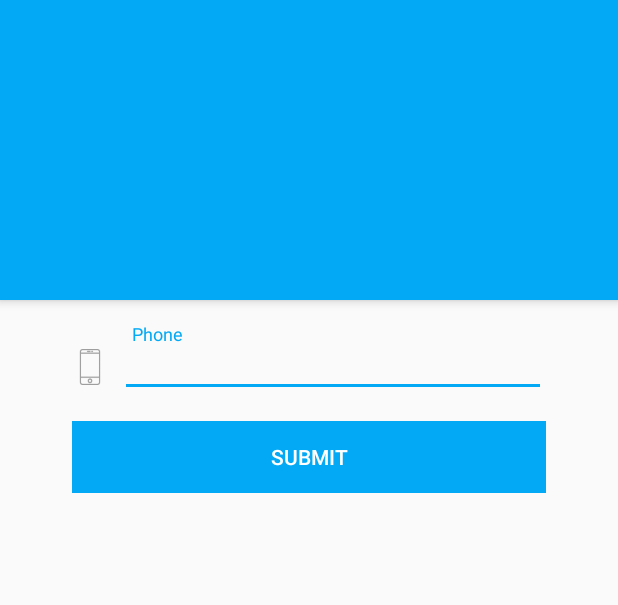
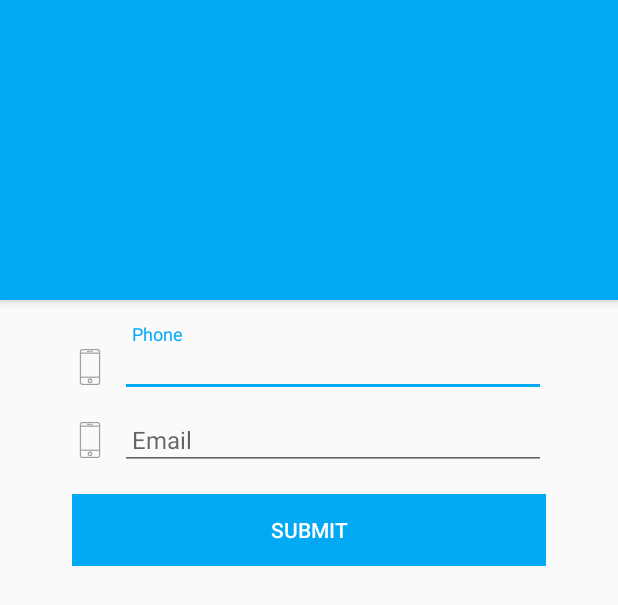
Before and after one commit to saurabhsinghola/SnapQATutor, an Android app: the layout activity_forgot_password.xml on its own in the app's theme, with its tools: preview values and no code run, on a phone screen of 412 x 824 dp. Shown: the top 605 px of the screen. Run offline under Robolectric (Android 15) with nearby library versions, the phone set to English and light mode, and no system bars.

Commit message:
change password and live session time fixed

```diff
--- a/app/src/main/java/in/co/snapqa/clientapp0903/interfaces/API.java
+++ b/app/src/main/java/in/co/snapqa/clientapp0903/interfaces/API.java
@@ -63,7 +63,7 @@ public interface API {
     @POST("users/forgotPassword")
     Call<ForgotPasswordResponse> forgotPassword(@Body ForgotPasswordRequest forgotPasswordRequest);
 
-    @POST("users/changePassword")
+    @POST("users/resetPassword")
     Call<ChangePasswordResponse> changePassword(@Body ChangePasswordRequest changePasswordRequest);
 
     @POST("users/otpVerified")
--- a/app/src/main/res/layout/activity_forgot_password.xml
+++ b/app/src/main/res/layout/activity_forgot_password.xml
@@ -66,9 +66,45 @@
 
                 </android.support.design.widget.TextInputLayout>
 
+
+
             </LinearLayout>
 
+            <LinearLayout
+                android:layout_width="match_parent"
+                android:layout_height="wrap_content"
+                android:orientation="horizontal"
+                android:layout_marginLeft="32dp"
+                android:layout_marginRight="32dp">
 
+                <ImageView
+                    android:layout_width="24dp"
+                    android:layout_height="24dp"
+                    android:layout_marginBottom="8dp"
+                    android:layout_gravity="bottom"
+                    android:layout_marginRight="8dp"
+                    android:src="@drawable/smartphone"/>
+
+                <android.support.design.widget.TextInputLayout
+                    android:id="@+id/input_layout_email"
+                    android:layout_width="match_parent"
+                    android:layout_height="wrap_content"
+                    >
+
+                    <EditText
+                        android:layout_width="match_parent"
+                        android:layout_height="wrap_content"
+                        android:hint="Email"
+                        android:id="@+id/forgto_password_email"
+                        android:maxLines="1"
+                        android:padding="8dp"
+                        android:textSize="16dp"/>
+
+                </android.support.design.widget.TextInputLayout>
+
+
+
+            </LinearLayout>
 
 
         </LinearLayout>
```
Also changed, not shown: app/src/main/java/in/co/snapqa/clientapp0903/ChangePasswordActivity.java (+17 -3 lines), app/src/main/java/in/co/snapqa/clientapp0903/ForgotPasswordActivity.java (+12 -1 lines), app/src/main/java/in/co/snapqa/clientapp0903/adapters/ScheduledDeadlineSessionRecyclerViewAdapter.java (+13 -14 lines), app/src/main/java/in/co/snapqa/clientapp0903/models/ChangePasswordRequest.java (+11 -1 lines), app/src/main/java/in/co/snapqa/clientapp0903/models/ChangePasswordResponse.java (+19 -1 lines).
